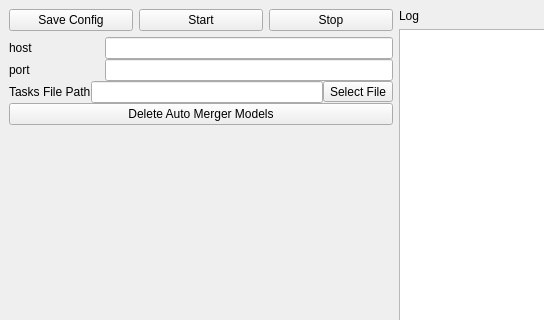
Qt form ui/ui.ui (THtianhao/stable_diffusion_autotool) before a commit; both pictures show x 0 to 544 and y 0 to 320 of the 791 by 637 pixel window.
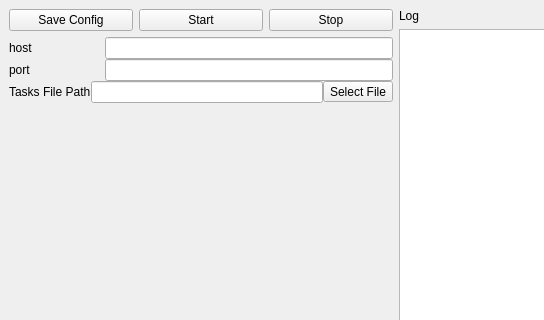
The same form after that commit.

```diff
--- a/ui/ui.ui
+++ b/ui/ui.ui
@@ -49,7 +49,7 @@
        </layout>
       </item>
       <item>
-       <layout class="QVBoxLayout" name="verticalLayout_2" stretch="0,0,0,0">
+       <layout class="QVBoxLayout" name="verticalLayout_2" stretch="0,0,0">
         <property name="spacing">
          <number>0</number>
         </property>
@@ -102,13 +102,6 @@
           </item>
          </layout>
         </item>
-        <item>
-         <widget class="QPushButton" name="deleteModels">
-          <property name="text">
-           <string>Delete Auto Merger Models</string>
-          </property>
-         </widget>
-        </item>
        </layout>
       </item>
       <item>
```
